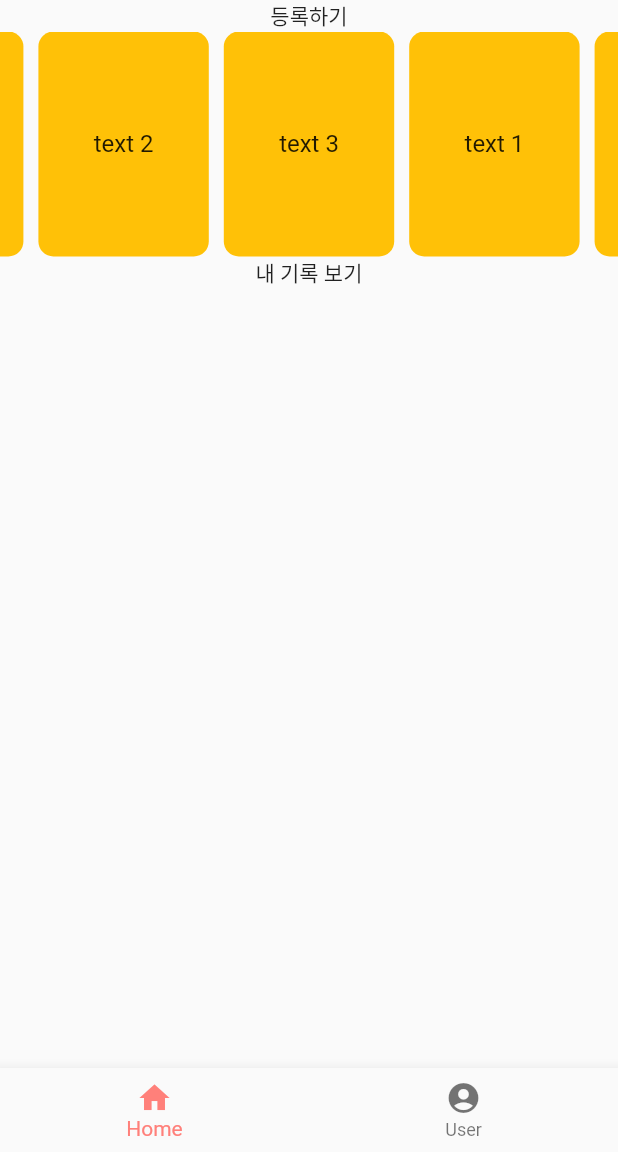
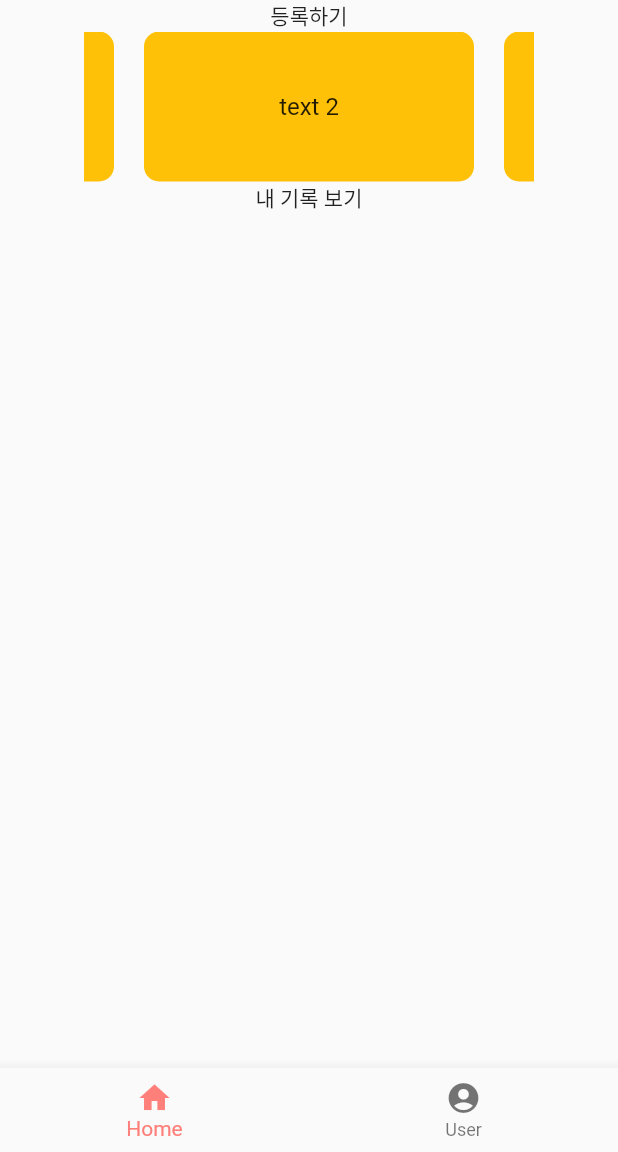
Before and after one commit to 2022-solution-challenge/PDG-fe-study-sy, a Flutter app: the screen it shows after launch, on a phone screen of 412 x 824 dp, the part 84-1236 px from its top. Run offline on Flutter 3.47's test engine with Material 2 defaults, Android fonts, the phone set to English and light mode, and no system bars; drawn by our look-alikes of carousel_slider.

Commit message:
Try : remove margin at first/last component in carouselSlider

```diff
--- a/flutter_test_app/lib/main.dart
+++ b/flutter_test_app/lib/main.dart
@@ -35,17 +35,33 @@ Widget _signUpParents() {
 }
 
 Widget _whereToGo() {
-  return CarouselSlider(
+  return Container(
+    width : 300,
+
+    child:CarouselSlider(
       options: CarouselOptions(
-    height: 150.0,
-    viewportFraction: 0.3,
-    initialPage: 2,),
-    items: [1, 2, 3].map((i) { //items의 개수를 동적으로 설정할 필요
+      height: 100,
+      enableInfiniteScroll: false,
+      initialPage: 1,),
+      items: [1, 2, 3, 4, 5,6].map((i) { //items의 개수를 동적으로 설정할 필요
         return Builder(
           builder: (BuildContext context) {
+            if (i == 1){
+              return Container(
+                alignment: const Alignment(100,0),
+                width: MediaQuery.of(context).size.width,
+                margin: EdgeInsets.symmetric(horizontal: 10.0),
+                decoration: BoxDecoration(color: Colors.amber, borderRadius: BorderRadius.circular(10)),
+                child: Center(
+                  child : Text(
+                  'text $i',
+                  style: TextStyle(fontSize: 16.0),
+                )));
+
+            }
             return Container(
                 width: MediaQuery.of(context).size.width,
-              margin: EdgeInsets.symmetric(horizontal: 5.0),
+                margin: EdgeInsets.symmetric(horizontal: 10.0),
                 decoration: BoxDecoration(color: Colors.amber, borderRadius: BorderRadius.circular(10)),
                 child: Center(
                   child : Text(
@@ -55,6 +71,7 @@ Widget _whereToGo() {
           },
         );
       }).toList(),
+    ),
   );
 }
 
```
Lines whose indentation alone changed are shown as unchanged.
